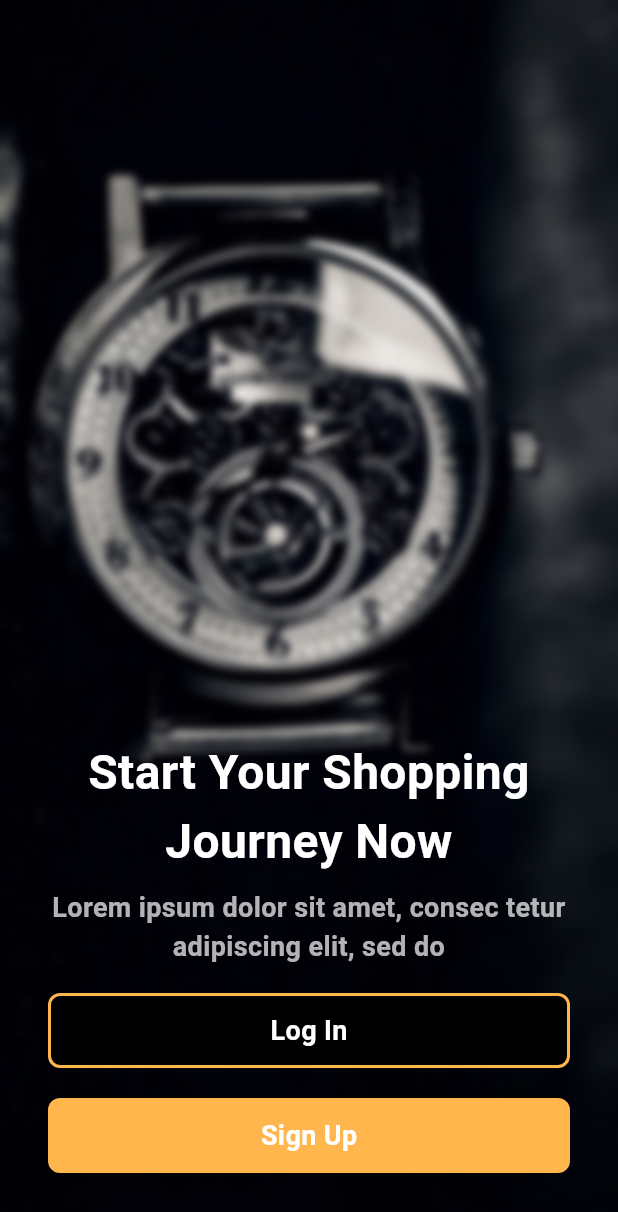
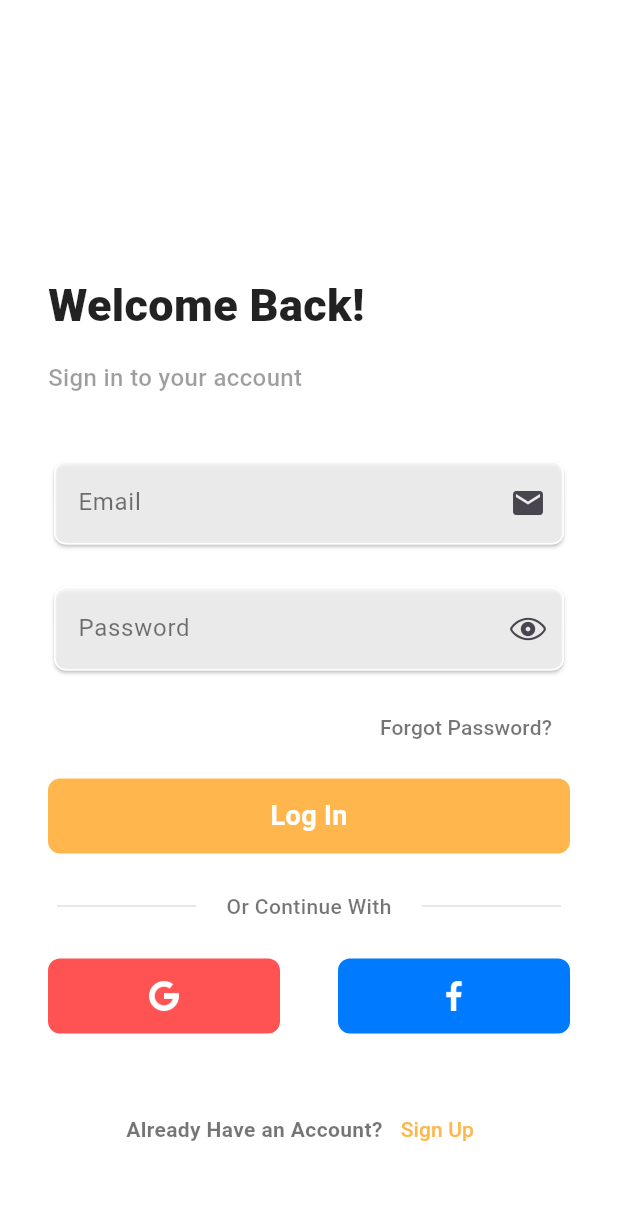
Before and after one commit to RohitGiri420/Email_auth-FireBase, a Flutter app: the screen it shows after launch, after a tap on "Log In", on a phone screen of 412 x 824 dp. Shown: the top 1212 px of the screen. Run offline on Flutter 3.47's test engine with Material 3 defaults, Android fonts, the phone set to English and light mode, and no system bars; our stand-ins replace firebase_auth, firebase_core; accounts and stored records are empty.

Commit message:
Login screen is created

```diff
--- a/lib/Screen/GetStarted.dart
+++ b/lib/Screen/GetStarted.dart
@@ -1,5 +1,6 @@
 import 'dart:ui';
 
+import 'package:email_auth/Screen/Login.dart';
 import 'package:email_auth/Screen/SignUp.dart';
 import 'package:email_auth/Widget/UiHelper.dart';
 import 'package:flutter/material.dart';
@@ -60,7 +61,7 @@ class Getstarted extends StatelessWidget {
 
                       //Login Button ..........................
                       Uihelper().CustomButton("Log In", Colors.black,() {
-
+                        Navigator.push(context, MaterialPageRoute(builder: (context) => Login(),));
                       },),
 
                       //Sign Up Button ........................
--- /dev/null
+++ b/lib/Screen/Login.dart
@@ -0,0 +1,211 @@
+import 'package:email_auth/Screen/GetStarted.dart';
+import 'package:email_auth/Screen/SignUp.dart';
+import 'package:firebase_auth/firebase_auth.dart';
+import 'package:firebase_core/firebase_core.dart';
+import 'package:flutter/cupertino.dart';
+import 'package:flutter/material.dart';
+
+import '../Widget/UiHelper.dart';
+
+class Login extends StatefulWidget {
+  const Login({super.key});
+
+  @override
+  State<Login> createState() => _LoginState();
+}
+
+class _LoginState extends State<Login> {
+  TextEditingController emailcontroller = TextEditingController();
+  TextEditingController passwordcontroller = TextEditingController();
+
+  LoginAuth(String email , String password)async{
+
+    if(email.isEmpty||password.isEmpty){
+      return ScaffoldMessenger.of(context).showSnackBar(SnackBar(content: Text("Enter Required Field")));
+    }
+    try{
+      await FirebaseAuth.instance.signInWithEmailAndPassword(email: email, password: password);
+      return Navigator.push(context, MaterialPageRoute(builder: (context) => Getstarted(),));
+    } catch (ex){
+      if(ex is FirebaseAuthException){
+        return ScaffoldMessenger.of(context).showSnackBar(SnackBar(content: Text(ex.code)));
+      }
+      else{
+
+      }
+    }
+
+  }
+
+  @override
+  Widget build(BuildContext context) {
+    return Scaffold(
+      backgroundColor: Colors.white,
+      body: Padding(
+        padding: const EdgeInsets.all(32.0),
+        child: ListView(
+          children: [
+            SizedBox(
+              height: 150,
+            ),
+            Text(
+              "Welcome Back!",
+              style: TextStyle(
+                  color: Colors.black87,
+                  fontSize: 30,
+                  fontWeight: FontWeight.w900),
+            ),
+            SizedBox(
+              height: 15,
+            ),
+            Text(
+              "Sign in to your account",
+              style: TextStyle(
+                  color: Colors.black38,
+                  fontSize: 16,
+                  fontWeight: FontWeight.w500),
+            ),
+            SizedBox(
+              height: 15,
+            ),
+            SizedBox(
+              height: 15,
+            ),
+            Uihelper().CustomTextField(
+              emailcontroller,
+              "Email",
+              false,
+              Icons.mail,
+              () {},
+            ),
+            Uihelper().CustomTextField(
+              passwordcontroller,
+              "Password",
+              true,
+              CupertinoIcons.eye,
+              () {},
+            ),
+
+            Row(
+              mainAxisAlignment: MainAxisAlignment.end,
+              children: [
+                TextButton(onPressed: () {
+
+                }, child:Text("Forgot Password?",style: TextStyle(color: Colors.black54),)),
+              ],
+            ),
+
+            Uihelper().CustomButton(
+              "Log In",
+              Colors.orange.shade300,
+              () {
+                LoginAuth(emailcontroller.text, passwordcontroller.text);
+              },
+            ),
+            Padding(
+              padding: const EdgeInsets.symmetric(vertical: 15),
+              child: Stack(
+                alignment: Alignment.center,
+                children: [
+                  Padding(
+                    padding: const EdgeInsets.all(6.0),
+                    child: Divider(
+                      height: 1,
+                      color: Colors.black12,
+                    ),
+                  ),
+                  Center(
+                    child: Container(
+                      color: Colors.white,
+                      width: 150,
+                      child: Center(
+                          child: Text(
+                        "Or Continue With",
+                        style: TextStyle(
+                            color: Colors.black54,
+                            fontSize: 14,
+                            fontWeight: FontWeight.w500),
+                      )),
+                    ),
+                  ),
+                ],
+              ),
+            ),
+            Padding(
+              padding: const EdgeInsets.symmetric(vertical: 10),
+              child: Row(
+                mainAxisAlignment: MainAxisAlignment.spaceBetween,
+                children: [
+                  Expanded(
+                    flex: 4,
+                    child: Container(
+                      child: Padding(
+                        padding: const EdgeInsets.all(15.0),
+                        child: Image.asset('asset/image/google.png'),
+                      ),
+                      height: 50,
+                      width: double.infinity,
+                      decoration: BoxDecoration(
+                        color: Colors.redAccent,
+                        borderRadius: BorderRadius.circular(8),
+                      ),
+                    ),
+                  ),
+                  Expanded(
+                    child: SizedBox(
+                      width: double.infinity,
+                    ),
+                    flex: 1,
+                  ),
+                  Expanded(
+                    flex: 4,
+                    child: Container(
+                      child: Padding(
+                        padding: const EdgeInsets.all(15.0),
+                        child:
+                            Image.asset('asset/image/facebook-app-symbol.png'),
+                      ),
+                      height: 50,
+                      width: double.infinity,
+                      decoration: BoxDecoration(
+                        color: CupertinoColors.systemBlue,
+                        borderRadius: BorderRadius.circular(8),
+                      ),
+                    ),
+                  ),
+                ],
+              ),
+            ),
+            SizedBox(
+              height: 30,
+            ),
+            Row(
+              mainAxisAlignment: MainAxisAlignment.center,
+              children: [
+                Text(
+                  "Already Have an Account?",
+                  style: TextStyle(
+                      color: Colors.black54,
+                      fontSize: 14,
+                      fontWeight: FontWeight.w600),
+                ),
+                TextButton(
+                    onPressed: () {
+                      Navigator.push(
+                          context,
+                          MaterialPageRoute(
+                            builder: (context) => SignUpScreen(),
+                          ));
+                    },
+                    child: Text(
+                      "Sign Up",
+                      style: TextStyle(color: Colors.orange.shade300),
+                    ))
+              ],
+            )
+          ],
+        ),
+      ),
+    );
+  }
+}
--- a/lib/Screen/SignUp.dart
+++ b/lib/Screen/SignUp.dart
@@ -1,5 +1,6 @@
 import 'dart:developer';
 
+import 'package:email_auth/Screen/Login.dart';
 import 'package:email_auth/Widget/UiHelper.dart';
 import 'package:firebase_auth/firebase_auth.dart';
 import 'package:flutter/cupertino.dart';
@@ -178,7 +179,7 @@ class _SignUpScreenState extends State<SignUpScreen> {
               children: [
                 Text("Already Have an Account?",style: TextStyle(color: Colors.black54,fontSize: 14,fontWeight: FontWeight.w600),),
                 TextButton(onPressed: () {
-
+                  Navigator.push(context, MaterialPageRoute(builder: (context) => Login(),));
                 }, child:Text("Log In",style: TextStyle(color: Colors.orange.shade300),))
               ],
             )
```
